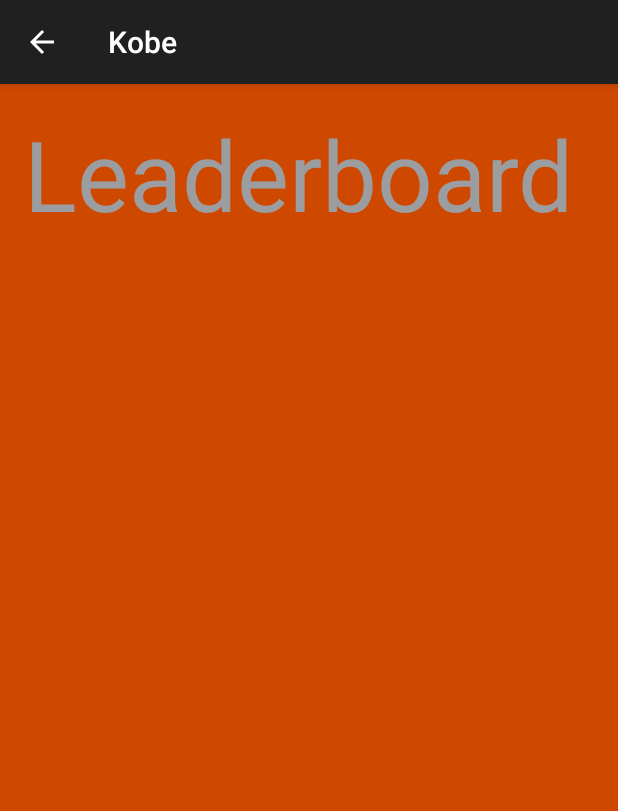
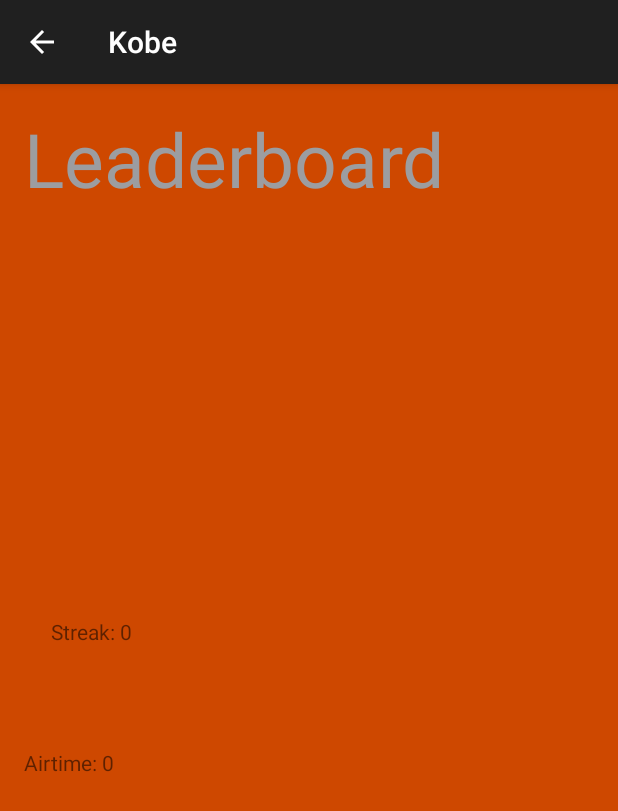
Before and after one commit to squate/Kobe, an Android app: the LeaderboardActivity screen opened directly, with no data from a screen before it, on a phone screen of 412 x 824 dp. Shown: the top 811 px of the screen. Run offline under Robolectric (Android 15) with nearby library versions, the phone set to English and light mode, and no system bars; Roboto replaces fonts that are not available here.

Commit message:
Created leaderboard

```diff
--- a/app/src/main/java/com/moonsplain/kobe/LeaderboardActivity.java
+++ b/app/src/main/java/com/moonsplain/kobe/LeaderboardActivity.java
@@ -1,13 +1,38 @@
 package com.moonsplain.kobe;
 
+import android.content.SharedPreferences;
 import android.support.v7.app.AppCompatActivity;
 import android.os.Bundle;
+import android.widget.TextView;
+
+import static com.moonsplain.kobe.ViewPhotoActivity.leaderAirtime;
+import static com.moonsplain.kobe.ViewPhotoActivity.leaderStreak;
+import static com.moonsplain.kobe.ViewPhotoActivity.myPref;
 
 public class LeaderboardActivity extends AppCompatActivity {
+    TextView strk, air;
+    public int max = -999999999;
 
     @Override
     protected void onCreate(Bundle savedInstanceState) {
         super.onCreate(savedInstanceState);
         setContentView(R.layout.activity_leaderboard);
+
+        SharedPreferences sharedPreferences = getSharedPreferences(myPref, 0);
+        //null? instead of not found
+        int leaderStreak = sharedPreferences.getInt(ViewPhotoActivity.leaderStreak, 0);
+        long leaderAirtime = sharedPreferences.getLong(ViewPhotoActivity.leaderAirtime, 0);
+
+        strk = findViewById(R.id.streakView);
+        air = findViewById(R.id.airtimeView);
+        if (leaderStreak > max) {
+            strk.setText("Streak: " + leaderStreak);
+        }
+        if (leaderAirtime > max){
+            air.setText("Airtime: " + leaderAirtime);
+        }
+
     }
+
+
 }
--- a/app/src/main/res/layout/activity_help.xml
+++ b/app/src/main/res/layout/activity_help.xml
@@ -69,7 +69,7 @@
         android:layout_marginTop="171dp"
         android:layout_marginEnd="32dp"
         android:layout_marginBottom="167dp"
-        android:text="3. Once a target appears, aim and throw!"
+        android:text="3. Once a target appears, press to capture the image and throw your phone!"
         android:textColor="@color/colorPrimaryDark"
         android:textSize="20sp"
         app:layout_constraintBottom_toBottomOf="@+id/textView10"
@@ -86,7 +86,7 @@
         android:layout_marginStart="32dp"
         android:layout_marginEnd="32dp"
         android:layout_marginBottom="89dp"
-        android:text='4. To view public high scores, select the "Leaderboard" button in the main menu.'
+        android:text='4. To view your high scores, select the "Leaderboard" button in the main menu.'
         android:textColor="@color/colorPrimaryDark"
         android:textSize="20sp"
         app:layout_constraintBottom_toBottomOf="parent"
--- a/app/src/main/res/layout/activity_leaderboard.xml
+++ b/app/src/main/res/layout/activity_leaderboard.xml
@@ -10,15 +10,39 @@
     <TextView
         android:id="@+id/textView11"
         android:layout_width="0dp"
-        android:layout_height="99dp"
+        android:layout_height="0dp"
         android:layout_marginStart="16dp"
         android:layout_marginTop="16dp"
         android:layout_marginEnd="16dp"
+        android:layout_marginBottom="127dp"
         android:fontFamily="@font/titillium_web_extralight"
         android:text="Leaderboard"
         android:textColor="@color/colorPrimaryDark"
-        android:textSize="65sp"
+        android:textSize="50sp"
+        app:layout_constraintBottom_toTopOf="@+id/airtimeView"
         app:layout_constraintEnd_toEndOf="parent"
         app:layout_constraintStart_toStartOf="parent"
         app:layout_constraintTop_toTopOf="parent" />
+
+    <TextView
+        android:id="@+id/streakView"
+        android:layout_width="wrap_content"
+        android:layout_height="wrap_content"
+        android:layout_marginStart="34dp"
+        android:layout_marginBottom="354dp"
+        android:text="."
+        app:layout_constraintBottom_toBottomOf="parent"
+        app:layout_constraintStart_toStartOf="parent"
+        app:layout_constraintTop_toBottomOf="@+id/textView11" />
+
+    <TextView
+        android:id="@+id/airtimeView"
+        android:layout_width="wrap_content"
+        android:layout_height="wrap_content"
+        android:layout_marginStart="16dp"
+        android:layout_marginBottom="306dp"
+        android:text="."
+        app:layout_constraintBottom_toBottomOf="parent"
+        app:layout_constraintStart_toStartOf="parent"
+        app:layout_constraintTop_toBottomOf="@+id/textView11" />
 </android.support.constraint.ConstraintLayout>
--- a/app/src/main/res/layout/activity_menu.xml
+++ b/app/src/main/res/layout/activity_menu.xml
@@ -24,7 +24,7 @@
         android:id="@+id/button4"
         android:layout_width="350dp"
         android:layout_height="73dp"
-        android:layout_marginTop="232dp"
+        android:layout_marginTop="228dp"
         android:background="@color/colorAccent"
         android:onClick="openLeaderboard"
         android:text="Leaderboard"
@@ -49,7 +49,7 @@
         app:layout_constraintHorizontal_bias="0.666"
         app:layout_constraintStart_toStartOf="parent"
         app:layout_constraintTop_toTopOf="@+id/button2"
-        app:layout_constraintVertical_bias="0.605" />
+        app:layout_constraintVertical_bias="0.629" />
 
     <TextView
         android:id="@+id/textView5"
```
Also changed, not shown: app/src/main/java/com/moonsplain/kobe/GameModule.java (+4 -4 lines), app/src/main/java/com/moonsplain/kobe/ViewPhotoActivity.java (+14 -0 lines).
